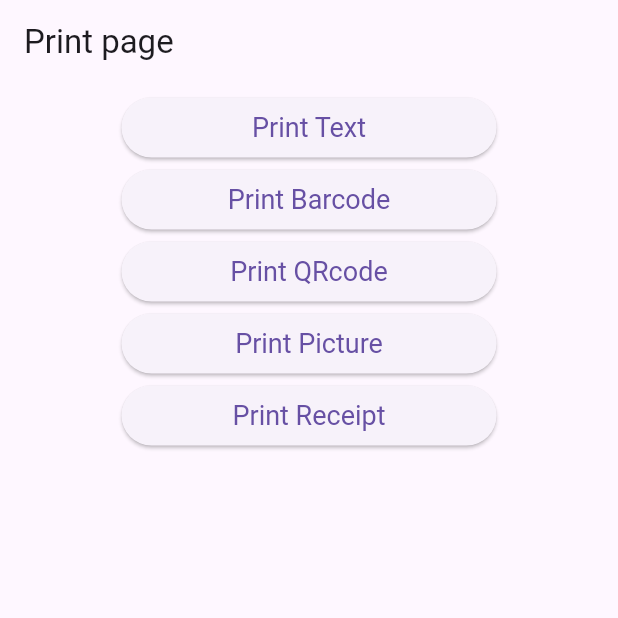
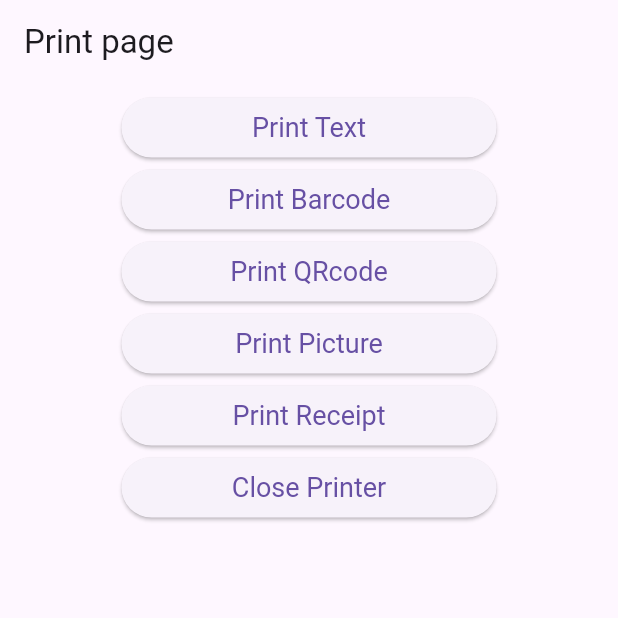
Before and after one commit to oywanli/FlutterPrinterDemo, a Flutter app: the screen it shows after launch, on a phone screen of 412 x 824 dp, the top half of it. Run offline on Flutter 3.47's test engine with Material 3 defaults, Android fonts, the light colour scheme and no system bars.

Commit message:
fix: add api close and update SDK version to 1.4.0

```diff
--- a/flutter_printer_qpos/example/lib/Pages/PrintItemsPage.dart
+++ b/flutter_printer_qpos/example/lib/Pages/PrintItemsPage.dart
@@ -98,6 +98,17 @@ class _PrintState extends State<PrintItemsPage> {
               printReceipt();
             },
             child: Text("Print Receipt"),
+          ),
+          ElevatedButton(
+            style: ElevatedButton.styleFrom(
+              minimumSize: const Size(250, 40),
+              shape: const StadiumBorder(),
+              textStyle: const TextStyle(fontSize: 18),
+            ),
+            onPressed: () async {
+              close();
+            },
+            child: Text("Close Printer"),
           )
         ],
       ),
@@ -255,6 +266,10 @@ class _PrintState extends State<PrintItemsPage> {
     _flutterPrinterQpos.printReceipt();
   }
 
+  void close() {
+    _flutterPrinterQpos.close();
+  }
+
   void parasPrintListener(QPOSPrintModel datas) {
     String? method = datas.method;
     List<String> paras = new List.empty();
--- a/flutter_printer_qpos/example/pubspec.yaml
+++ b/flutter_printer_qpos/example/pubspec.yaml
@@ -15,7 +15,9 @@ environment:
 # the latest version available on pub.dev. To see which dependencies have newer
 # versions available, run `flutter pub outdated`.
 dependencies:
-  flutter_printer_qpos: ^0.0.5
+  flutter_printer_qpos: ^0.0.6
+#  flutter_printer_qpos:
+#    path: ../
   flutter:
     sdk: flutter
 
--- a/flutter_printer_qpos/lib/flutter_printer_qpos.dart
+++ b/flutter_printer_qpos/lib/flutter_printer_qpos.dart
@@ -98,6 +98,10 @@ class FlutterPrinterQpos {
 
   void initPrinter() {
     _methodChannel.invokeMethod('initPrinter');
+  }
+
+  void close() {
+    _methodChannel.invokeListMethod('close');
   }
 
   void setAlign(String align) {
--- a/flutter_printer_qpos/pubspec.yaml
+++ b/flutter_printer_qpos/pubspec.yaml
@@ -1,6 +1,6 @@
 name: flutter_printer_qpos
 description: A Flutter project about to use pos printer api, development by Dspread.
-version: 0.0.5
+version: 0.0.6
 homepage:
 
 environment:
```
Also changed, not shown: flutter_printer_qpos/example/pubspec.lock, flutter_printer_qpos/pubspec.lock, 5 other files.
